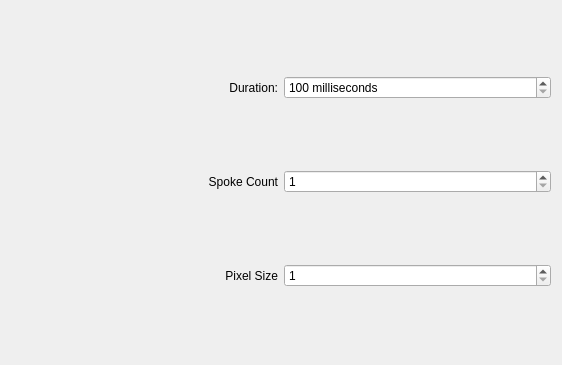
Old version of the form kwin/pixel-wheel/config.ui in the repository Schneegans/Burn-My-Windows.
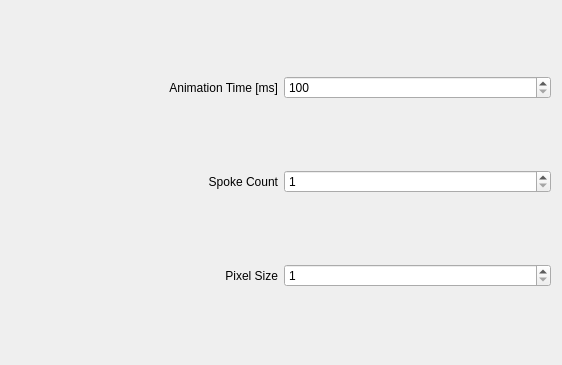
New version of the form.

Patch:
```diff
--- a/kwin/pixel-wheel/config.ui
+++ b/kwin/pixel-wheel/config.ui
@@ -20,7 +20,7 @@
             <item row="0" column="0">
                 <widget class="QLabel" name="label">
                     <property name="text">
-                        <string>Duration:</string>
+                        <string>Animation Time [ms]</string>
                     </property>
                     <property name="alignment">
                         <set>Qt::AlignRight|Qt::AlignTrailing|Qt::AlignVCenter</set>
@@ -39,9 +39,6 @@
             </item>
             <item row="0" column="1">
                 <widget class="QSpinBox" name="kcfg_Duration">
-                    <property name="suffix">
-                        <string> milliseconds</string>
-                    </property>
                     <property name="minimum">
                         <number>100</number>
                     </property>
```
